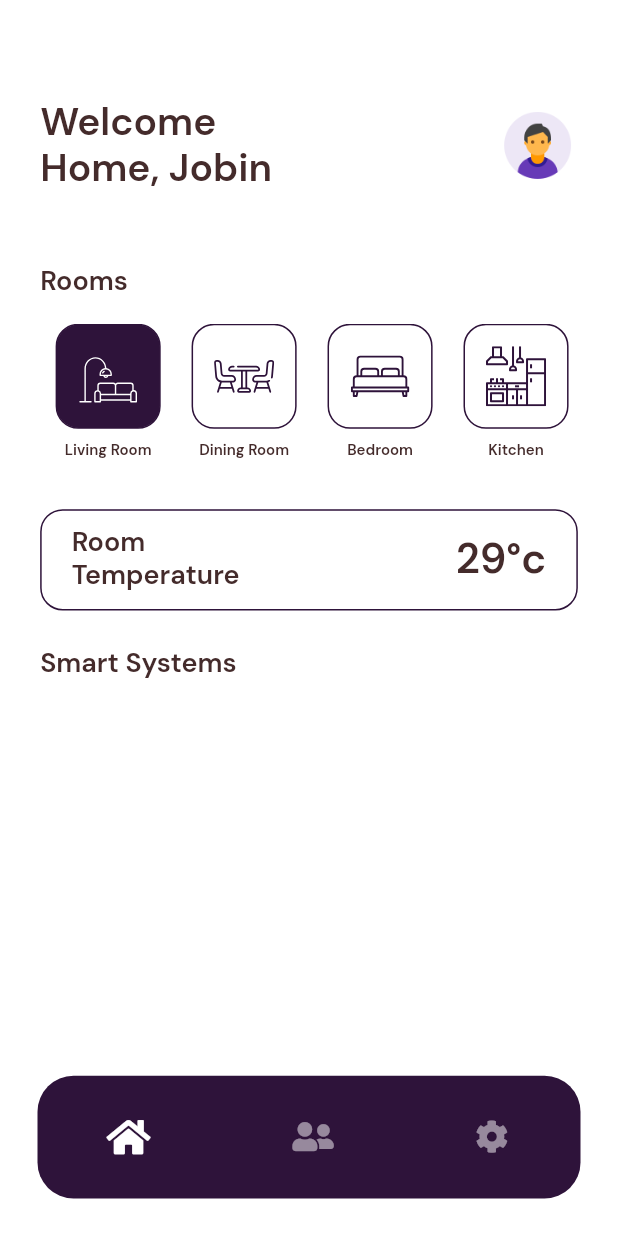
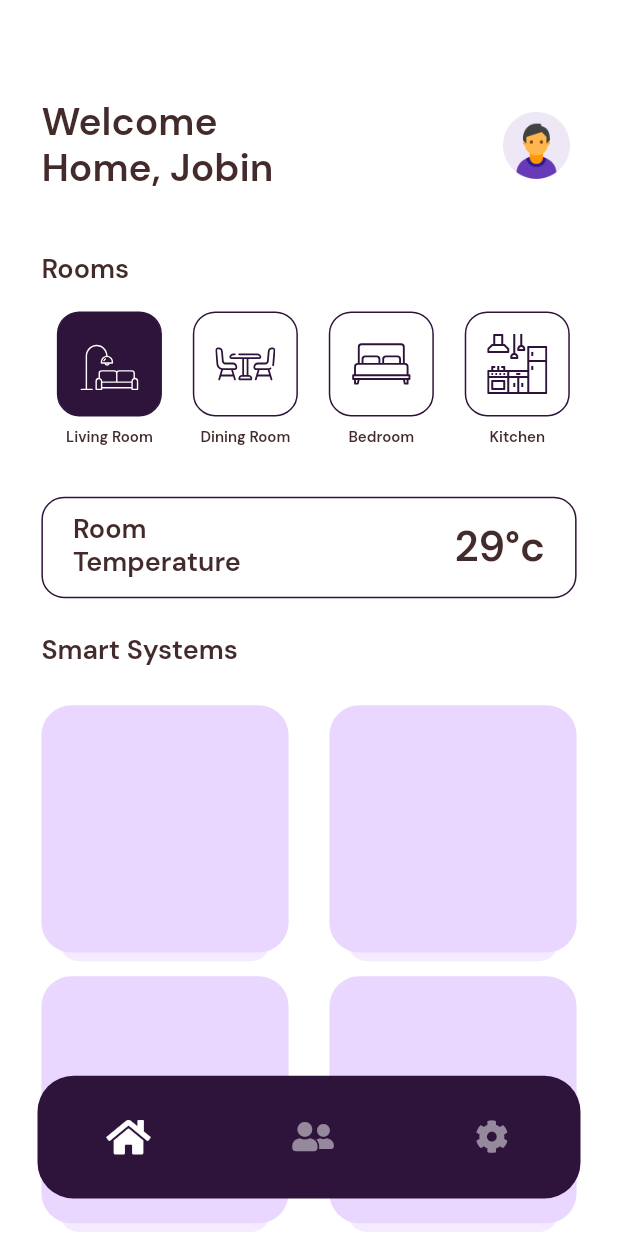
Before and after one commit to JobinBiju/Home-Fi, a Flutter app: the screen it shows after launch, on a phone screen of 412 x 824 dp. Run offline on Flutter 3.47's test engine with Material 2 defaults, Android fonts, the phone set to English and light mode, and no system bars; our stand-ins replace flutter_svg, font_awesome_flutter, get, google_fonts, lottie.

Commit message:
Added smartSystems container

```diff
--- /dev/null
+++ b/lib/app/global_widgets/smart_systems.dart
@@ -0,0 +1,45 @@
+import 'package:flutter/material.dart';
+import 'package:home_automation/app/theme/color_theme.dart';
+
+class SmartSystem extends StatelessWidget {
+  const SmartSystem({
+    Key key,
+    @required this.size,
+  }) : super(key: key);
+
+  final Size size;
+
+  @override
+  Widget build(BuildContext context) {
+    return Container(
+      height: size.width * 0.414,
+      width: size.width * 0.4,
+      margin: EdgeInsets.only(bottom: 10),
+      child: Stack(
+        children: [
+          Align(
+            alignment: Alignment.bottomCenter,
+            child: Container(
+              height: size.width * 0.06,
+              width: size.width * 0.34,
+              decoration: BoxDecoration(
+                  borderRadius: BorderRadius.circular(20),
+                  color: GFTheme.lightPurple.withOpacity(0.5)),
+            ),
+          ),
+          Align(
+            alignment: Alignment.topCenter,
+            child: Container(
+              height: size.width * 0.4,
+              width: size.width * 0.4,
+              decoration: BoxDecoration(
+                borderRadius: BorderRadius.circular(20),
+                color: GFTheme.lightPurple,
+              ),
+            ),
+          )
+        ],
+      ),
+    );
+  }
+}
--- a/lib/app/modules/home/views/dashboard_view.dart
+++ b/lib/app/modules/home/views/dashboard_view.dart
@@ -2,8 +2,10 @@ import 'package:flutter/material.dart';
 
 import 'package:get/get.dart';
 import 'package:home_automation/app/global_widgets/room_selector.dart';
+import 'package:home_automation/app/global_widgets/smart_systems.dart';
 import 'package:home_automation/app/global_widgets/user_avathar.dart';
 import 'package:home_automation/app/modules/home/controllers/home_controller.dart';
+import 'package:home_automation/app/theme/color_theme.dart';
 import 'package:home_automation/app/theme/text_theme.dart';
 
 class DashboardView extends GetView<HomeController> {
@@ -11,17 +13,16 @@ class DashboardView extends GetView<HomeController> {
   Widget build(BuildContext context) {
     Size size = Get.size;
     return Container(
-      padding: EdgeInsets.symmetric(horizontal: size.width * 0.065),
+      padding: EdgeInsets.symmetric(horizontal: size.width * 0.067),
       height: size.height,
       width: size.width,
       color: Theme.of(context).scaffoldBackgroundColor,
       child: Column(
         mainAxisSize: MainAxisSize.min,
         crossAxisAlignment: CrossAxisAlignment.start,
+        mainAxisAlignment: MainAxisAlignment.spaceBetween,
         children: [
-          SizedBox(
-            height: size.height * 0.08,
-          ),
+          SizedBox(height: size.height * 0.08),
           GetBuilder<HomeController>(
             id: 7,
             builder: (_) {
@@ -45,7 +46,16 @@ class DashboardView extends GetView<HomeController> {
               );
             },
           ),
-          SizedBox(height: size.height * 0.06),
+          SizedBox(height: size.height * 0.03),
+          Expanded(
+            child: Container(
+              width: size.width * 0.9,
+              child: SingleChildScrollView(
+                child: Column(
+                  mainAxisSize: MainAxisSize.min,
+                  crossAxisAlignment: CrossAxisAlignment.start,
+                  children: [
+                    SizedBox(height: size.height * 0.02),
                     Text(
                       'Rooms',
                       style: kSub2HeadTextStyle.copyWith(
@@ -65,7 +75,8 @@ class DashboardView extends GetView<HomeController> {
                               return GestureDetector(
                                 child: RoomSelector(
                                   roomName: controller.rooms[index].roomName,
-                        roomImageURL: controller.rooms[index].roomImgUrl,
+                                  roomImageURL:
+                                      controller.rooms[index].roomImgUrl,
                                   isSelected: controller.selectedRoom[index],
                                 ),
                                 onTap: () {
@@ -80,7 +91,8 @@ class DashboardView extends GetView<HomeController> {
                     SizedBox(height: size.height * 0.03),
                     Container(
                       height: Get.height * 0.082,
-            padding: EdgeInsets.symmetric(horizontal: 20, vertical: 5),
+                      padding:
+                          EdgeInsets.symmetric(horizontal: 20, vertical: 5),
                       decoration: BoxDecoration(
                         borderRadius: BorderRadius.circular(15),
                         color: Theme.of(context).scaffoldBackgroundColor,
@@ -114,6 +126,31 @@ class DashboardView extends GetView<HomeController> {
                       style: kSub2HeadTextStyle.copyWith(
                           color: Theme.of(context).primaryColorDark),
                     ),
+                    SizedBox(height: size.height * 0.03),
+                    Column(
+                      children: [
+                        Row(
+                          mainAxisAlignment: MainAxisAlignment.spaceBetween,
+                          children: [
+                            SmartSystem(size: size),
+                            SmartSystem(size: size),
+                          ],
+                        ),
+                        Row(
+                          mainAxisAlignment: MainAxisAlignment.spaceBetween,
+                          children: [
+                            SmartSystem(size: size),
+                            SmartSystem(size: size),
+                          ],
+                        ),
+                      ],
+                    ),
+                    SizedBox(height: size.height * 0.14),
+                  ],
+                ),
+              ),
+            ),
+          ),
         ],
       ),
     );
--- a/lib/app/modules/home/views/home_view.dart
+++ b/lib/app/modules/home/views/home_view.dart
@@ -9,8 +9,12 @@ class HomeView extends GetView<HomeController> {
   @override
   Widget build(BuildContext context) {
     return Scaffold(
-      body: Obx(() => controller.navBarSwitcher()),
-      bottomNavigationBar: Container(
+        body: Stack(
+      children: [
+        Obx(() => controller.navBarSwitcher()),
+        Align(
+          alignment: Alignment.bottomCenter,
+          child: Container(
             padding: EdgeInsets.all(25),
             height: Get.height * 0.16,
             width: Get.width,
@@ -75,6 +79,8 @@ class HomeView extends GetView<HomeController> {
                   )),
             ),
           ),
-    );
+        )
+      ],
+    ));
   }
 }
--- a/lib/app/theme/color_theme.dart
+++ b/lib/app/theme/color_theme.dart
@@ -9,4 +9,10 @@ class GFTheme {
   static const secondaryMaroon = Color(0xff86003c);
   static const secondaryGrey = Color(0xff442b2b);
   static const primaryGrey = Color(0xff1a1111);
+
+  // other colors
+  static const lightPurple = Color(0xffE9D7FF);
+  static const lightBlue = Color(0xffD9EEFF);
+  static const lightYellow = Color(0xffFFE28B);
+  static const lightPeach = Color(0xffFFD9D3);
 }
```
Lines whose indentation alone changed are shown as unchanged.
